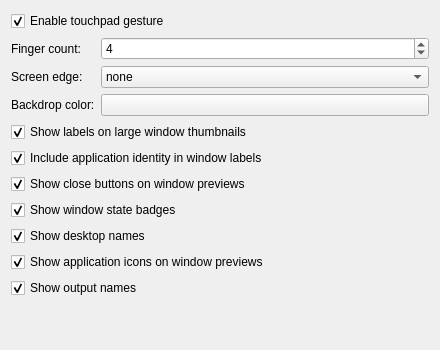
Above: packaging/kwin-effect/contents/ui/config.ui from kontonkara/driftile before the change. Below: the same form after it.
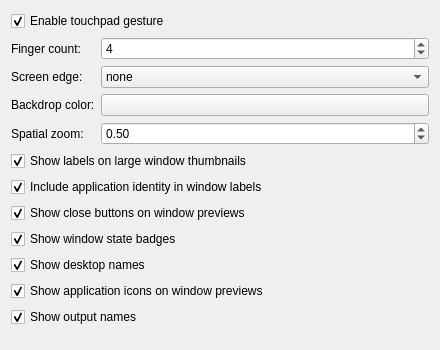
That is the form after the change. Custom widgets are drawn as their Qt base class.

Commit message: feat(overview): configure spatial zoom

Patch:
```diff
--- a/packaging/kwin-effect/contents/ui/config.ui
+++ b/packaging/kwin-effect/contents/ui/config.ui
@@ -142,7 +142,39 @@
      </property>
     </widget>
    </item>
-   <item row="4" column="0" colspan="2">
+   <item row="4" column="0">
+    <widget class="QLabel" name="label_OverviewZoom">
+     <property name="text">
+      <string>Spatial zoom:</string>
+     </property>
+     <property name="buddy">
+      <cstring>kcfg_OverviewZoom</cstring>
+     </property>
+    </widget>
+   </item>
+   <item row="4" column="1">
+    <widget class="QDoubleSpinBox" name="kcfg_OverviewZoom">
+     <property name="toolTip">
+      <string>Scale the spatial overview while preserving its relative layout.</string>
+     </property>
+     <property name="decimals">
+      <number>2</number>
+     </property>
+     <property name="minimum">
+      <double>0.200000000000000</double>
+     </property>
+     <property name="maximum">
+      <double>0.750000000000000</double>
+     </property>
+     <property name="singleStep">
+      <double>0.050000000000000</double>
+     </property>
+     <property name="value">
+      <double>0.500000000000000</double>
+     </property>
+    </widget>
+   </item>
+   <item row="5" column="0" colspan="2">
     <widget class="QCheckBox" name="kcfg_ShowWindowLabels">
      <property name="text">
       <string>Show labels on large window thumbnails</string>
@@ -155,7 +187,7 @@
      </property>
     </widget>
    </item>
-   <item row="5" column="0" colspan="2">
+   <item row="6" column="0" colspan="2">
     <widget class="QCheckBox" name="kcfg_ShowApplicationIdentity">
      <property name="text">
       <string>Include application identity in window labels</string>
@@ -168,7 +200,7 @@
      </property>
     </widget>
    </item>
-   <item row="6" column="0" colspan="2">
+   <item row="7" column="0" colspan="2">
     <widget class="QCheckBox" name="kcfg_ShowWindowCloseButtons">
      <property name="text">
       <string>Show close buttons on window previews</string>
@@ -181,7 +213,7 @@
      </property>
     </widget>
    </item>
-   <item row="7" column="0" colspan="2">
+   <item row="8" column="0" colspan="2">
     <widget class="QCheckBox" name="kcfg_ShowWindowStateBadges">
      <property name="text">
       <string>Show window state badges</string>
@@ -194,7 +226,7 @@
      </property>
     </widget>
    </item>
-   <item row="8" column="0" colspan="2">
+   <item row="9" column="0" colspan="2">
     <widget class="QCheckBox" name="kcfg_ShowDesktopNames">
      <property name="text">
       <string>Show desktop names</string>
@@ -207,7 +239,7 @@
      </property>
     </widget>
    </item>
-   <item row="9" column="0" colspan="2">
+   <item row="10" column="0" colspan="2">
     <widget class="QCheckBox" name="kcfg_ShowApplicationIcons">
      <property name="text">
       <string>Show application icons on window previews</string>
@@ -220,7 +252,7 @@
      </property>
     </widget>
    </item>
-   <item row="10" column="0" colspan="2">
+   <item row="11" column="0" colspan="2">
     <widget class="QCheckBox" name="kcfg_ShowOutputNames">
      <property name="text">
       <string>Show output names</string>
```
The commit also changes 8 other files.
